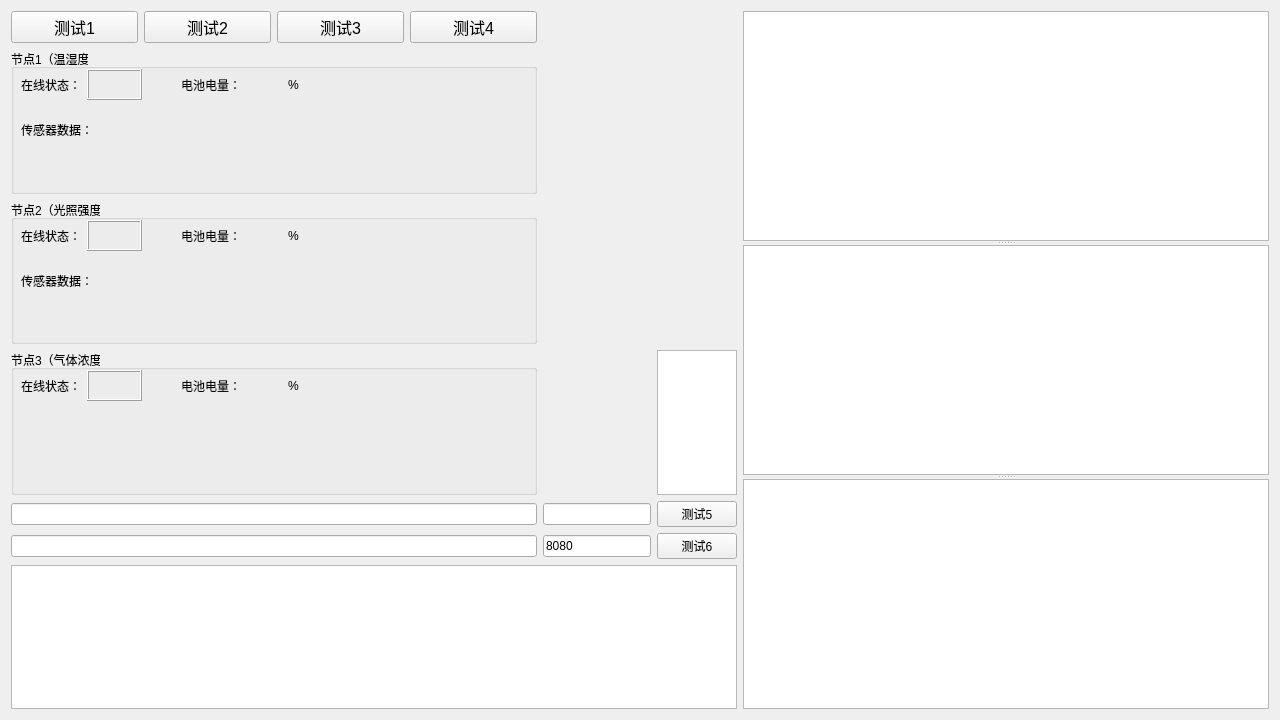
Above: widget.ui from BedTang/LAProject before the change. Below: the same form after it.
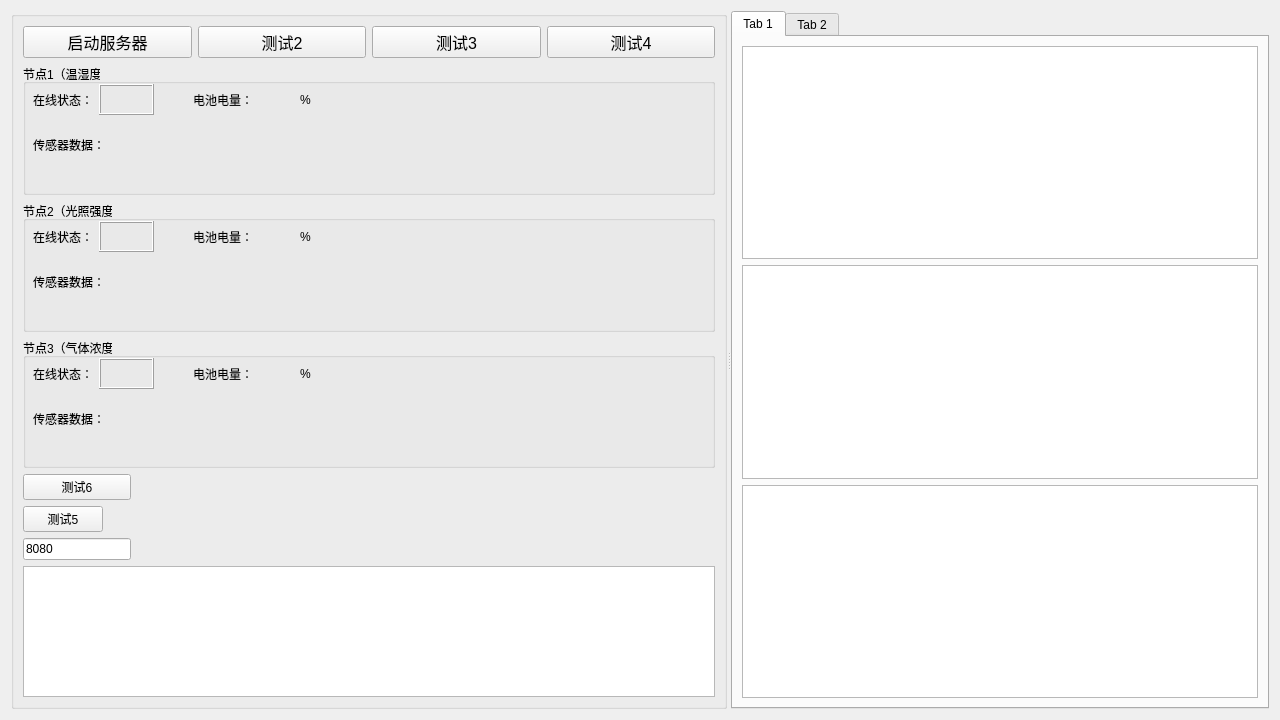
That is the form after the change. Custom widgets are drawn as their Qt base class.

Commit message: 原LAProject重构完成 修复时间轴显示为Unix时间戳的错误 修改UI布局，为电机节点做好准备

The edit to the form file:
```diff
--- a/widget.ui
+++ b/widget.ui
@@ -19,41 +19,107 @@
   <property name="windowTitle">
    <string>Widget</string>
   </property>
-  <layout class="QGridLayout" name="gridLayout">
-   <item row="4" column="1">
-    <widget class="QLineEdit" name="PortlineEdit">
-     <property name="sizePolicy">
-      <sizepolicy hsizetype="Fixed" vsizetype="Fixed">
-       <horstretch>0</horstretch>
-       <verstretch>0</verstretch>
-      </sizepolicy>
-     </property>
-    </widget>
-   </item>
-   <item row="0" column="3" rowspan="7">
+  <layout class="QGridLayout" name="gridLayout_3">
+   <item row="0" column="0">
     <widget class="QSplitter" name="splitter">
      <property name="orientation">
-      <enum>Qt::Vertical</enum>
+      <enum>Qt::Horizontal</enum>
      </property>
-     <widget class="QChartView" name="graphicsView"/>
-     <widget class="QChartView" name="graphicsView2"/>
-     <widget class="QChartView" name="graphicsView3"/>
-    </widget>
-   </item>
-   <item row="5" column="1">
-    <widget class="QLineEdit" name="PortlineEdit2">
-     <property name="sizePolicy">
-      <sizepolicy hsizetype="Fixed" vsizetype="Fixed">
-       <horstretch>0</horstretch>
-       <verstretch>0</verstretch>
-      </sizepolicy>
-     </property>
+     <widget class="QGroupBox" name="groupBox000">
+      <property name="title">
+       <string/>
+      </property>
+      <layout class="QGridLayout" name="gridLayout">
+       <item row="4" column="0">
+        <widget class="QPushButton" name="IPpushButton2">
+         <property name="text">
+          <string>测试6</string>
+         </property>
+        </widget>
+       </item>
+       <item row="3" column="0" colspan="2">
+        <widget class="QGroupBox" name="groupBox3">
+         <property name="title">
+          <string>节点3（气体浓度）</string>
+         </property>
+         <widget class="QWidget" name="layoutWidget_6">
+          <property name="geometry">
+           <rect>
+            <x>10</x>
+            <y>20</y>
+            <width>121</width>
+            <height>31</height>
+           </rect>
+          </property>
+          <layout class="QHBoxLayout" name="horizontalLayout_31">
+           <item>
+            <widget class="QLabel" name="gB3label">
      <property name="text">
-      <string>8080</string>
+              <string>在线状态：</string>
      </property>
     </widget>
    </item>
-   <item row="0" column="0">
+           <item>
+            <widget class="QFrame" name="frame3">
+             <property name="frameShape">
+              <enum>QFrame::Box</enum>
+             </property>
+             <property name="frameShadow">
+              <enum>QFrame::Raised</enum>
+             </property>
+            </widget>
+           </item>
+          </layout>
+         </widget>
+         <widget class="QWidget" name="layoutWidget_7">
+          <property name="geometry">
+           <rect>
+            <x>170</x>
+            <y>20</y>
+            <width>141</width>
+            <height>31</height>
+           </rect>
+          </property>
+          <layout class="QHBoxLayout" name="horizontalLayout_61">
+           <item>
+            <widget class="QLabel" name="gB3label2">
+             <property name="text">
+              <string>电池电量：</string>
+             </property>
+            </widget>
+           </item>
+           <item>
+            <widget class="QLabel" name="gB3label2_2">
+             <property name="text">
+              <string/>
+             </property>
+            </widget>
+           </item>
+           <item>
+            <widget class="QLabel" name="gB3label2_3">
+             <property name="text">
+              <string>%</string>
+             </property>
+            </widget>
+           </item>
+          </layout>
+         </widget>
+         <widget class="QLabel" name="gB2label3_2">
+          <property name="geometry">
+           <rect>
+            <x>10</x>
+            <y>70</y>
+            <width>71</width>
+            <height>21</height>
+           </rect>
+          </property>
+          <property name="text">
+           <string>传感器数据：</string>
+          </property>
+         </widget>
+        </widget>
+       </item>
+       <item row="0" column="0" colspan="2">
     <layout class="QGridLayout" name="gridLayout_2">
      <item row="0" column="0">
       <widget class="QPushButton" name="pushButton">
@@ -63,7 +129,19 @@
         </font>
        </property>
        <property name="text">
-        <string>测试1</string>
+            <string>启动服务器</string>
+           </property>
+          </widget>
+         </item>
+         <item row="0" column="3">
+          <widget class="QPushButton" name="pushButton4">
+           <property name="font">
+            <font>
+             <pointsize>12</pointsize>
+            </font>
+           </property>
+           <property name="text">
+            <string>测试4</string>
        </property>
       </widget>
      </item>
@@ -91,21 +169,22 @@
        </property>
       </widget>
      </item>
-     <item row="0" column="3">
-      <widget class="QPushButton" name="pushButton4">
-       <property name="font">
-        <font>
-         <pointsize>12</pointsize>
-        </font>
+        </layout>
+       </item>
+       <item row="5" column="0">
+        <widget class="QPushButton" name="IPpushButton">
+         <property name="sizePolicy">
+          <sizepolicy hsizetype="Fixed" vsizetype="Fixed">
+           <horstretch>0</horstretch>
+           <verstretch>0</verstretch>
+          </sizepolicy>
        </property>
        <property name="text">
-        <string>测试4</string>
+          <string>测试5</string>
        </property>
       </widget>
      </item>
-    </layout>
-   </item>
-   <item row="1" column="0">
+       <item row="1" column="0" colspan="2">
     <widget class="QGroupBox" name="groupBox">
      <property name="title">
       <string>节点1（温湿度）</string>
@@ -195,84 +274,8 @@
      </widget>
     </widget>
    </item>
-   <item row="5" column="2">
-    <widget class="QPushButton" name="IPpushButton2">
-     <property name="text">
-      <string>测试6</string>
-     </property>
-    </widget>
-   </item>
-   <item row="3" column="0">
-    <widget class="QGroupBox" name="groupBox3">
-     <property name="title">
-      <string>节点3（气体浓度）</string>
-     </property>
-     <widget class="QWidget" name="layoutWidget_6">
-      <property name="geometry">
-       <rect>
-        <x>10</x>
-        <y>20</y>
-        <width>121</width>
-        <height>31</height>
-       </rect>
-      </property>
-      <layout class="QHBoxLayout" name="horizontalLayout_31">
-       <item>
-        <widget class="QLabel" name="gB3label">
-         <property name="text">
-          <string>在线状态：</string>
-         </property>
-        </widget>
-       </item>
-       <item>
-        <widget class="QFrame" name="frame3">
-         <property name="frameShape">
-          <enum>QFrame::Box</enum>
-         </property>
-         <property name="frameShadow">
-          <enum>QFrame::Raised</enum>
-         </property>
-        </widget>
-       </item>
-      </layout>
-     </widget>
-     <widget class="QWidget" name="layoutWidget_7">
-      <property name="geometry">
-       <rect>
-        <x>170</x>
-        <y>20</y>
-        <width>141</width>
-        <height>31</height>
-       </rect>
-      </property>
-      <layout class="QHBoxLayout" name="horizontalLayout_61">
-       <item>
-        <widget class="QLabel" name="gB3label2">
-         <property name="text">
-          <string>电池电量：</string>
-         </property>
-        </widget>
-       </item>
-       <item>
-        <widget class="QLabel" name="gB3label2_2">
-         <property name="text">
-          <string/>
-         </property>
-        </widget>
-       </item>
-       <item>
-        <widget class="QLabel" name="gB3label2_3">
-         <property name="text">
-          <string>%</string>
-         </property>
-        </widget>
-       </item>
-      </layout>
-     </widget>
-    </widget>
-   </item>
-   <item row="4" column="2">
-    <widget class="QPushButton" name="IPpushButton">
+       <item row="6" column="0">
+        <widget class="QLineEdit" name="PortlineEdit2">
      <property name="sizePolicy">
       <sizepolicy hsizetype="Fixed" vsizetype="Fixed">
        <horstretch>0</horstretch>
@@ -280,31 +283,21 @@
       </sizepolicy>
      </property>
      <property name="text">
-      <string>测试5</string>
+          <string>8080</string>
      </property>
     </widget>
    </item>
-   <item row="4" column="0">
-    <widget class="QLineEdit" name="IPlineEdit">
-     <property name="sizePolicy">
-      <sizepolicy hsizetype="Minimum" vsizetype="Fixed">
-       <horstretch>0</horstretch>
-       <verstretch>0</verstretch>
-      </sizepolicy>
-     </property>
-    </widget>
-   </item>
-   <item row="6" column="0" colspan="3">
+       <item row="7" column="0" colspan="2">
     <widget class="QTextBrowser" name="textBrowser">
      <property name="sizePolicy">
       <sizepolicy hsizetype="Ignored" vsizetype="Ignored">
-       <horstretch>0</horstretch>
+           <horstretch>30</horstretch>
        <verstretch>0</verstretch>
       </sizepolicy>
      </property>
     </widget>
    </item>
-   <item row="2" column="0">
+       <item row="2" column="0" colspan="2">
     <widget class="QGroupBox" name="groupBox2">
      <property name="title">
       <string>节点2（光照强度）</string>
@@ -386,24 +379,34 @@
      </widget>
     </widget>
    </item>
-   <item row="5" column="0">
-    <widget class="QLineEdit" name="IPlineEdit2">
-     <property name="sizePolicy">
-      <sizepolicy hsizetype="Minimum" vsizetype="Fixed">
-       <horstretch>0</horstretch>
-       <verstretch>0</verstretch>
-      </sizepolicy>
-     </property>
-    </widget>
-   </item>
-   <item row="3" column="2">
-    <widget class="QTextEdit" name="textEdit">
-     <property name="sizePolicy">
-      <sizepolicy hsizetype="Ignored" vsizetype="Ignored">
-       <horstretch>0</horstretch>
-       <verstretch>0</verstretch>
-      </sizepolicy>
-     </property>
+      </layout>
+     </widget>
+     <widget class="QTabWidget" name="tabWidget">
+      <property name="currentIndex">
+       <number>0</number>
+      </property>
+      <widget class="QWidget" name="tab">
+       <attribute name="title">
+        <string>Tab 1</string>
+       </attribute>
+       <layout class="QGridLayout" name="gridLayout_4">
+        <item row="0" column="0">
+         <widget class="QChartView" name="graphicsView"/>
+        </item>
+        <item row="1" column="0">
+         <widget class="QChartView" name="graphicsView2"/>
+        </item>
+        <item row="2" column="0">
+         <widget class="QChartView" name="graphicsView3"/>
+        </item>
+       </layout>
+      </widget>
+      <widget class="QWidget" name="tab_2">
+       <attribute name="title">
+        <string>Tab 2</string>
+       </attribute>
+      </widget>
+     </widget>
     </widget>
    </item>
   </layout>
```
Lines whose indentation alone changed are shown as unchanged. The commit also changes 3 other files.
